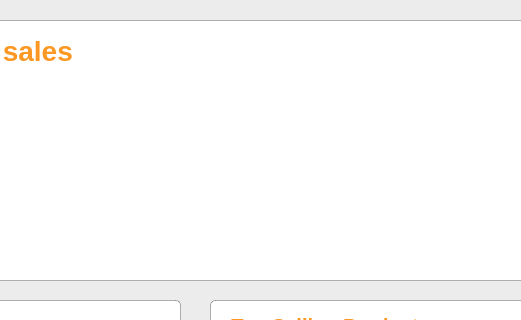
This is Project SE/ui/homescreen.ui in Patatims/CCSFEN2_Project as Qt 5 draws it before an edit; both pictures show x 310 to 831 and y 170 to 490 of the 1200 by 801 pixel window. The edited form follows.
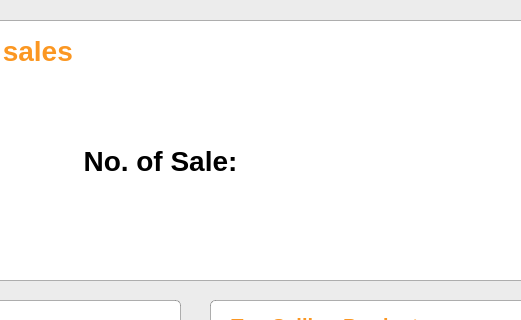
This is the edited form. Icons and pictures are not drawn.

Diff of the .ui file:
```diff
--- a/Project SE/ui/homescreen.ui
+++ b/Project SE/ui/homescreen.ui
@@ -820,9 +820,9 @@
    <widget class="QLabel" name="boxlabel_sale">
     <property name="geometry">
      <rect>
-      <x>390</x>
+      <x>560</x>
       <y>290</y>
-      <width>341</width>
+      <width>191</width>
       <height>81</height>
      </rect>
     </property>
@@ -873,6 +873,30 @@
      <string/>
     </property>
    </widget>
+   <widget class="QLabel" name="totalLabel_2">
+    <property name="geometry">
+     <rect>
+      <x>390</x>
+      <y>310</y>
+      <width>161</width>
+      <height>41</height>
+     </rect>
+    </property>
+    <property name="styleSheet">
+     <string notr="true">QLabel{
+    color: #00000;
+    font-family: 'Inter';
+    font-size: 28px;
+    font-weight: 500;
+}</string>
+    </property>
+    <property name="text">
+     <string>No. of Sale:</string>
+    </property>
+    <property name="alignment">
+     <set>Qt::AlignCenter</set>
+    </property>
+   </widget>
    <zorder>borderbox_2</zorder>
    <zorder>sidebar</zorder>
    <zorder>titlebar</zorder>
@@ -901,6 +925,7 @@
    <zorder>homeIcon</zorder>
    <zorder>homebtn</zorder>
    <zorder>Time</zorder>
+   <zorder>totalLabel_2</zorder>
   </widget>
  </widget>
  <resources>
```
